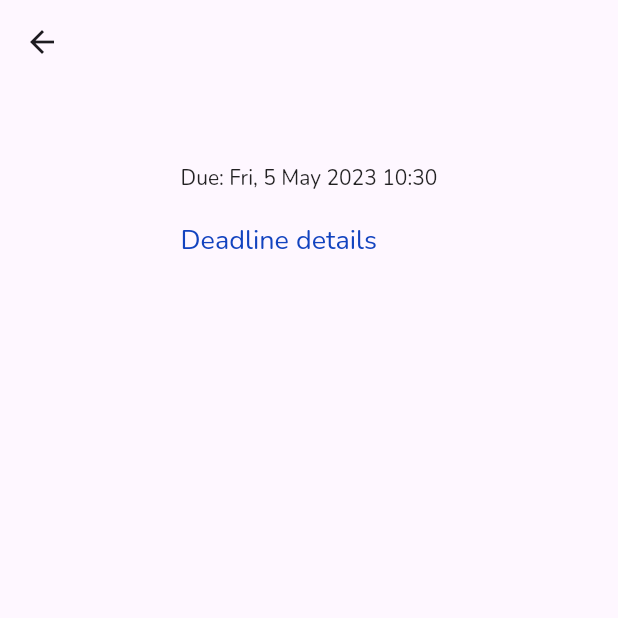
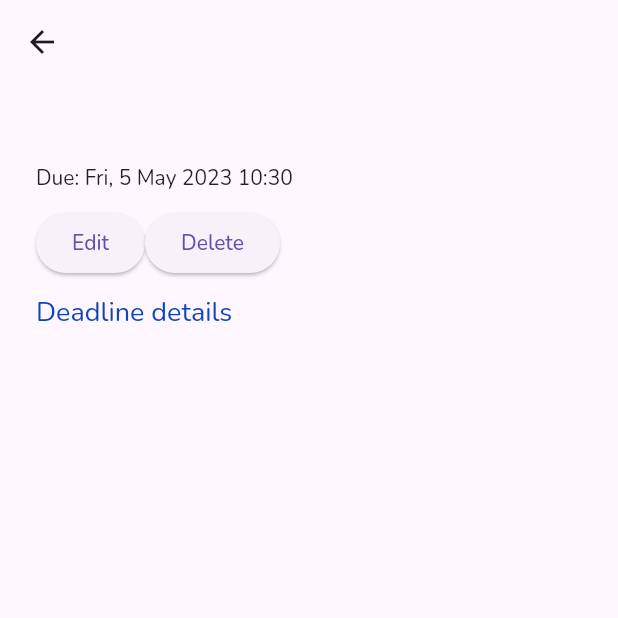
Before and after one commit to P3t0331/skillsprout, a Flutter app: the DeadlinePage screen opened directly with empty values, on a phone screen of 412 x 824 dp, the top half of it. Run offline on Flutter 3.47's test engine with Material 2 defaults, Android fonts, the phone set to English and light mode, and no system bars; our stand-ins replace cloud_firestore, firebase_auth, firebase_core, firebase_messaging, flutter_datetime_picker, get_it and 1 more; accounts and stored records are empty.

Commit message:
Add edit deadline functionality, minor UI fixes

```diff
--- a/lib/screens/deadline_page.dart
+++ b/lib/screens/deadline_page.dart
@@ -1,13 +1,23 @@
+import 'package:deadline_tracker/services/deadline_service.dart';
+import 'package:deadline_tracker/services/subject_service.dart';
 import 'package:deadline_tracker/widgets/page_container.dart';
 import 'package:deadline_tracker/widgets/title_text.dart';
 import 'package:flutter/material.dart';
+import 'package:get_it/get_it.dart';
 
 import '../models/deadline.dart';
+import '../services/auth.dart';
 import '../utils/date_formatter.dart';
+import '../utils/show_dialog_utils.dart';
+import 'add_edit_deadline_page.dart';
 
 class DeadlinePage extends StatelessWidget {
   final Deadline deadline;
   DeadlinePage({super.key, required this.deadline});
+  final _deadlineService = GetIt.I<DeadlineService>();
+  final _subjectService = GetIt.I<SubjectService>();
+  late final String _uid = GetIt.I<Auth>().currentUser!.uid;
+  late final bool _canEdit = _uid == deadline.authorId;
 
   @override
   Widget build(BuildContext context) {
@@ -23,7 +33,15 @@
             ),
             Text("Due: ${DateFormatter.formatDate(deadline.date)}"),
             SizedBox(
-              height: 20,
+              height: 10,
+            ),
+            _canEdit
+                ? Row(
+                    children: [editButton(context), deleteButton(context)],
+                  )
+                : Container(),
+            SizedBox(
+              height: 10,
             ),
             TitleText(
               text: "Deadline details",
@@ -42,4 +60,35 @@
       ),
     );
   }
+
+  Widget deleteButton(BuildContext context) {
+    return ElevatedButton(
+      onPressed: () {
+        ShowDialogUtils.showConfirmDialog(
+            context,
+            "Delete deadline ${deadline.title}?",
+            "This will permanently delete this deadline.", () {
+          _deadlineService.deleteDeadline(deadline);
+          Navigator.of(context).pop();
+        });
+      },
+      child: Text("Delete"),
+    );
+  }
+
+  Widget editButton(BuildContext context) {
+    return ElevatedButton(
+      onPressed: () async {
+        var subject =
+            await _subjectService.getSubjectObjectById(deadline.subjectRef);
+        final addDeadlinePage = MaterialPageRoute(
+            builder: (BuildContext context) => AddEditDeadlinePage(
+                  deadlineToEdit: deadline,
+                  subject: subject,
+                ));
+        Navigator.of(context).push(addDeadlinePage);
+      },
+      child: Text("Edit"),
+    );
+  }
 }
--- a/lib/screens/subject_page.dart
+++ b/lib/screens/subject_page.dart
@@ -1,4 +1,4 @@
-import 'package:deadline_tracker/screens/add_deadline_page.dart';
+import 'package:deadline_tracker/screens/add_edit_deadline_page.dart';
 import 'package:deadline_tracker/services/subject_service.dart';
 import 'package:deadline_tracker/utils/show_dialog_utils.dart';
 import 'package:deadline_tracker/utils/string_formatter.dart';
@@ -94,7 +94,7 @@
                   isDisabled: !joinedSubject,
                   onTap: () {
                     Navigator.of(context).push(MaterialPageRoute(
-                        builder: (BuildContext context) => AddDeadlinePage(
+                        builder: (BuildContext context) => AddEditDeadlinePage(
                               subject: widget.subject,
                             )));
                   },
```
Also changed, not shown: lib/screens/add_edit_deadline_page.dart (renamed from lib/screens/add_deadline_page.dart, +54 -24 lines), lib/screens/add_subject_page.dart (+11 -6 lines), lib/screens/home_page.dart (+4 -3 lines), lib/services/deadline_service.dart (+17 -11 lines), lib/services/subject_service.dart (+5 -18 lines).
